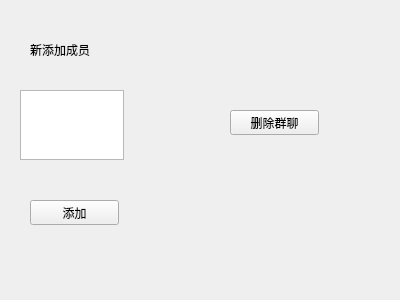
First picture: the form in client/ui/manage_group.ui, repository TT2TER/Echoplex, before the edit.
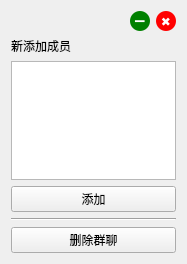
Second picture: the form after the edit. Custom widgets are drawn as their Qt base class.

What changed in the file:
```diff
--- a/client/ui/manage_group.ui
+++ b/client/ui/manage_group.ui
@@ -6,63 +6,128 @@
    <rect>
     <x>0</x>
     <y>0</y>
-    <width>400</width>
-    <height>300</height>
+    <width>187</width>
+    <height>264</height>
    </rect>
   </property>
   <property name="windowTitle">
    <string>Form</string>
   </property>
-  <widget class="QLabel" name="label_2">
-   <property name="geometry">
-    <rect>
-     <x>30</x>
-     <y>20</y>
-     <width>111</width>
-     <height>61</height>
-    </rect>
-   </property>
-   <property name="text">
-    <string>&lt;html&gt;&lt;head/&gt;&lt;body&gt;&lt;p&gt;新添加成员&lt;/p&gt;&lt;/body&gt;&lt;/html&gt;</string>
-   </property>
-  </widget>
-  <widget class="QTextEdit" name="group_member_list">
-   <property name="geometry">
-    <rect>
-     <x>20</x>
-     <y>90</y>
-     <width>104</width>
-     <height>70</height>
-    </rect>
-   </property>
-  </widget>
-  <widget class="QPushButton" name="add_member_butt">
-   <property name="geometry">
-    <rect>
-     <x>30</x>
-     <y>200</y>
-     <width>89</width>
-     <height>25</height>
-    </rect>
-   </property>
-   <property name="text">
-    <string>添加</string>
-   </property>
-  </widget>
-  <widget class="QPushButton" name="del_group_butt">
-   <property name="geometry">
-    <rect>
-     <x>230</x>
-     <y>110</y>
-     <width>89</width>
-     <height>25</height>
-    </rect>
-   </property>
-   <property name="text">
-    <string>删除群聊</string>
-   </property>
-  </widget>
+  <layout class="QVBoxLayout" name="verticalLayout">
+   <item>
+    <layout class="QHBoxLayout" name="horizontalLayout_4">
+     <item>
+      <spacer name="horizontalSpacer_3">
+       <property name="orientation">
+        <enum>Qt::Horizontal</enum>
+       </property>
+       <property name="sizeHint" stdset="0">
+        <size>
+         <width>40</width>
+         <height>10</height>
+        </size>
+       </property>
+      </spacer>
+     </item>
+     <item>
+      <widget class="QPushButton" name="mini_butt">
+       <property name="styleSheet">
+        <string notr="true">QPushButton {
+        background-color: green;
+        border: none;
+        border-radius: 10px;
+        width: 20px;
+        height: 20px;
+        font-size: 14px;
+        color: white;
+    }
+    
+    QPushButton:hover {
+        background-color: rgba(0, 128, 0, 0.8);
+    }
+    
+    QPushButton:pressed {
+        background-color: rgba(0, 128, 0, 1);
+    }</string>
+       </property>
+       <property name="text">
+        <string>➖</string>
+       </property>
+      </widget>
+     </item>
+     <item>
+      <widget class="QPushButton" name="close_butt">
+       <property name="styleSheet">
+        <string notr="true">QPushButton {
+        background-color: red;
+        border: none;
+        border-radius: 10px;
+        width: 20px;
+        height: 20px;
+        font-size: 12px;
+        color: white;
+    }
+    
+    QPushButton:hover {
+        background-color: rgba(255, 0, 0, 0.8);
+    }
+    
+    QPushButton:pressed {
+        background-color: rgba(255, 0, 0, 1);
+    }</string>
+       </property>
+       <property name="text">
+        <string>✖</string>
+       </property>
+      </widget>
+     </item>
+    </layout>
+   </item>
+   <item>
+    <widget class="QLabel" name="label_2">
+     <property name="text">
+      <string>&lt;html&gt;&lt;head/&gt;&lt;body&gt;&lt;p&gt;新添加成员&lt;/p&gt;&lt;/body&gt;&lt;/html&gt;</string>
+     </property>
+    </widget>
+   </item>
+   <item>
+    <widget class="TextEdit" name="group_member_list"/>
+   </item>
+   <item>
+    <widget class="PushButton" name="add_member_butt">
+     <property name="text">
+      <string>添加</string>
+     </property>
+    </widget>
+   </item>
+   <item>
+    <widget class="Line" name="line">
+     <property name="orientation">
+      <enum>Qt::Horizontal</enum>
+     </property>
+    </widget>
+   </item>
+   <item>
+    <widget class="PushButton" name="del_group_butt">
+     <property name="text">
+      <string>删除群聊</string>
+     </property>
+    </widget>
+   </item>
+  </layout>
  </widget>
+ <customwidgets>
+  <customwidget>
+   <class>PushButton</class>
+   <extends>QPushButton</extends>
+   <header>qfluentwidgets</header>
+  </customwidget>
+  <customwidget>
+   <class>TextEdit</class>
+   <extends>QTextEdit</extends>
+   <header>qfluentwidgets</header>
+  </customwidget>
+ </customwidgets>
  <resources/>
  <connections/>
 </ui>
```
